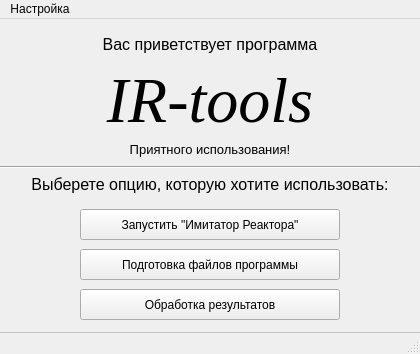
This is Qt/IRtools/initialwindow.ui in AsAsgard/BigBlackHole as Qt 5 draws it before an edit. The edited form follows.
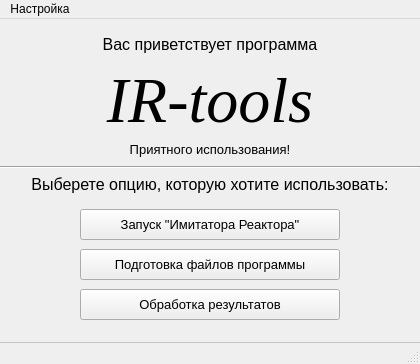
This is the edited form.

```diff
--- a/Qt/IRtools/initialwindow.ui
+++ b/Qt/IRtools/initialwindow.ui
@@ -7,7 +7,7 @@
     <x>0</x>
     <y>0</y>
     <width>420</width>
-    <height>354</height>
+    <height>364</height>
    </rect>
   </property>
   <property name="windowTitle">
@@ -23,8 +23,13 @@
       <height>31</height>
      </rect>
     </property>
+    <property name="font">
+     <font>
+      <pointsize>10</pointsize>
+     </font>
+    </property>
     <property name="text">
-     <string>Запустить &quot;Имитатор Реактора&quot;</string>
+     <string>Запуск &quot;Имитатора Реактора&quot;</string>
     </property>
    </widget>
    <widget class="QPushButton" name="ResultsPrc_button">
@@ -36,6 +41,11 @@
       <height>31</height>
      </rect>
     </property>
+    <property name="font">
+     <font>
+      <pointsize>10</pointsize>
+     </font>
+    </property>
     <property name="text">
      <string>Обработка результатов</string>
     </property>
@@ -49,6 +59,11 @@
       <height>31</height>
      </rect>
     </property>
+    <property name="font">
+     <font>
+      <pointsize>10</pointsize>
+     </font>
+    </property>
     <property name="text">
      <string>Подготовка файлов программы</string>
     </property>
```
Left out of the diff: 2 changed lines with no effect on the pictures.
